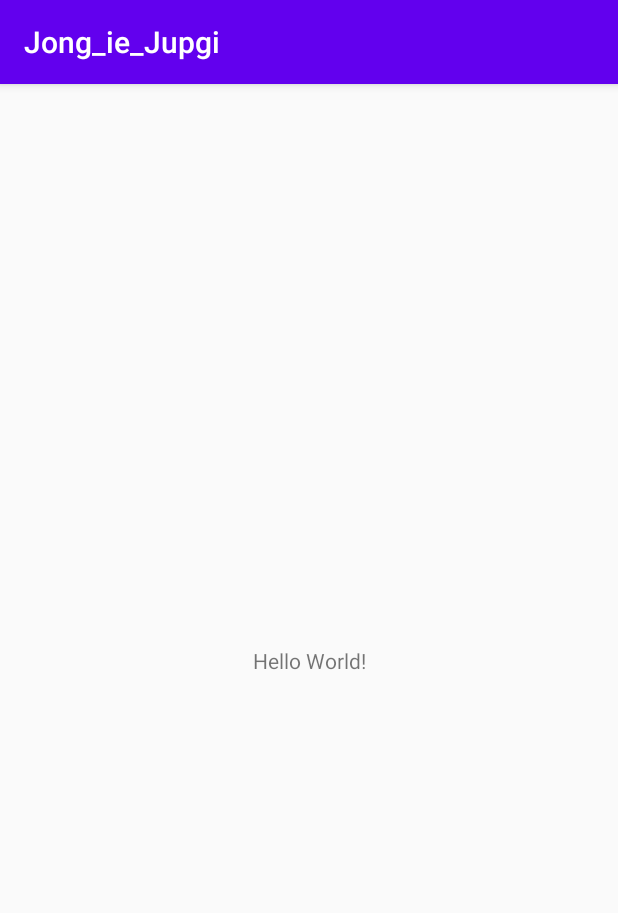
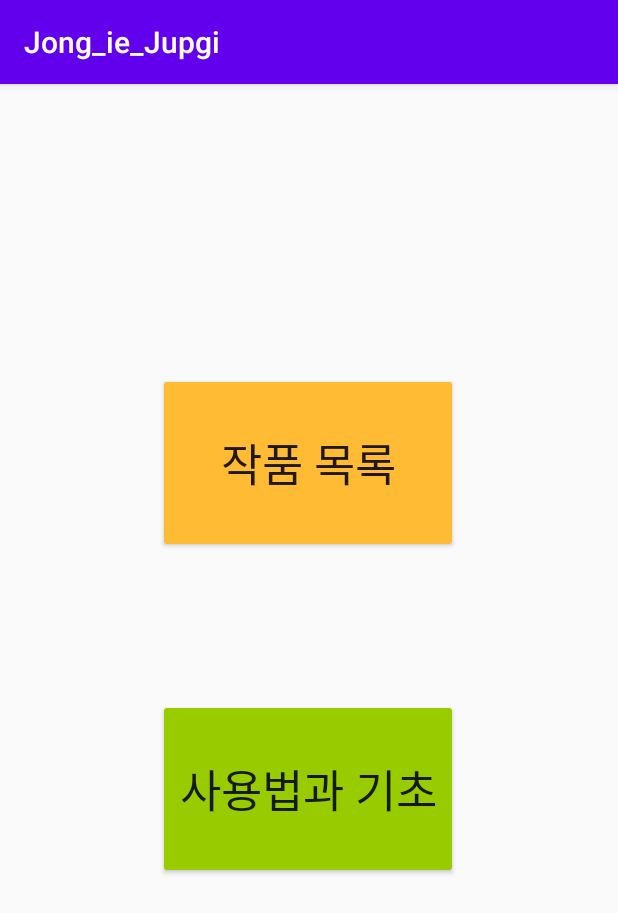
Before and after one commit to PineNut-201927019/Origami, an Android app: the screen it shows after launch (MainActivity), on a phone screen of 412 x 824 dp. Shown: the top 913 px of the screen. Run offline under Robolectric (Android 15) with nearby library versions, the light colour scheme and no system bars.

Commit message:
initial commit

```diff
--- a/app/src/main/AndroidManifest.xml
+++ b/app/src/main/AndroidManifest.xml
@@ -9,6 +9,11 @@
         android:roundIcon="@mipmap/ic_launcher_round"
         android:supportsRtl="true"
         android:theme="@style/AppTheme">
+        <activity android:name=".DiagramSingle_TwoLegBoat_Activity"/>
+        <activity android:name=".DiagramChart_TwoLegBoat_Activity"/>
+        <activity android:name=".Unit_TwoLegBoat_Activity"/>
+        <activity android:name=".Category_TraditionalApplication_Activity"/>
+        <activity android:name=".CatalogActivity"/>
         <activity android:name=".MainActivity">
             <intent-filter>
                 <action android:name="android.intent.action.MAIN" />
--- /dev/null
+++ b/app/src/main/res/layout/activity_category_traditional_application.xml
@@ -0,0 +1,6 @@
+<?xml version="1.0" encoding="utf-8"?>
+<androidx.constraintlayout.widget.ConstraintLayout
+    xmlns:android="http://schemas.android.com/apk/res/android" android:layout_width="match_parent"
+    android:layout_height="match_parent">
+
+</androidx.constraintlayout.widget.ConstraintLayout>
--- /dev/null
+++ b/app/src/main/res/layout/activity_diagramchart_twolegboat.xml
@@ -0,0 +1,6 @@
+<?xml version="1.0" encoding="utf-8"?>
+<androidx.constraintlayout.widget.ConstraintLayout
+    xmlns:android="http://schemas.android.com/apk/res/android" android:layout_width="match_parent"
+    android:layout_height="match_parent">
+
+</androidx.constraintlayout.widget.ConstraintLayout>
--- /dev/null
+++ b/app/src/main/res/layout/activity_diagramsingle_twolegboat.xml
@@ -0,0 +1,6 @@
+<?xml version="1.0" encoding="utf-8"?>
+<androidx.constraintlayout.widget.ConstraintLayout
+    xmlns:android="http://schemas.android.com/apk/res/android" android:layout_width="match_parent"
+    android:layout_height="match_parent">
+
+</androidx.constraintlayout.widget.ConstraintLayout>
--- a/app/src/main/res/layout/activity_main.xml
+++ b/app/src/main/res/layout/activity_main.xml
@@ -6,13 +6,32 @@
     android:layout_height="match_parent"
     tools:context=".MainActivity">
 
-    <TextView
-        android:layout_width="wrap_content"
-        android:layout_height="wrap_content"
-        android:text="Hello World!"
+    <Button
+        android:id="@+id/buttonCatalog"
+        android:layout_width="200dp"
+        android:layout_height="120dp"
+        android:backgroundTint="@android:color/holo_orange_light"
+        android:onClick="GoingCatalog"
+        android:text="작품 목록"
+        android:textSize="30sp"
         app:layout_constraintBottom_toBottomOf="parent"
-        app:layout_constraintLeft_toLeftOf="parent"
-        app:layout_constraintRight_toRightOf="parent"
-        app:layout_constraintTop_toTopOf="parent" />
+        app:layout_constraintEnd_toEndOf="parent"
+        app:layout_constraintHorizontal_bias="0.497"
+        app:layout_constraintStart_toStartOf="parent"
+        app:layout_constraintTop_toTopOf="parent"
+        app:layout_constraintVertical_bias="0.297" />
 
+    <Button
+        android:id="@+id/buttonBasic"
+        android:layout_width="200dp"
+        android:layout_height="120dp"
+        android:backgroundTint="@android:color/holo_green_light"
+        android:text="사용법과 기초"
+        android:textSize="30sp"
+        app:layout_constraintBottom_toBottomOf="parent"
+        app:layout_constraintEnd_toEndOf="parent"
+        app:layout_constraintHorizontal_bias="0.497"
+        app:layout_constraintStart_toStartOf="parent"
+        app:layout_constraintTop_toBottomOf="@+id/buttonCatalog"
+        app:layout_constraintVertical_bias="0.291" />
 </androidx.constraintlayout.widget.ConstraintLayout>
--- /dev/null
+++ b/app/src/main/res/layout/activity_unit_twolegboat.xml
@@ -0,0 +1,6 @@
+<?xml version="1.0" encoding="utf-8"?>
+<androidx.constraintlayout.widget.ConstraintLayout
+    xmlns:android="http://schemas.android.com/apk/res/android" android:layout_width="match_parent"
+    android:layout_height="match_parent">
+
+</androidx.constraintlayout.widget.ConstraintLayout>
```
Also changed, not shown: app/src/main/java/com/pinenut/jong_ie_jupgi/CatalogActivity.java (added, +22 -0 lines), app/src/main/java/com/pinenut/jong_ie_jupgi/Category_TraditionalApplication_Activity.java (added, +14 -0 lines), app/src/main/java/com/pinenut/jong_ie_jupgi/DiagramChart_TwoLegBoat_Activity.java (added, +14 -0 lines), app/src/main/java/com/pinenut/jong_ie_jupgi/DiagramSingle_TwoLegBoat_Activity.java (added, +14 -0 lines), app/src/main/java/com/pinenut/jong_ie_jupgi/MainActivity.java (+13 -2 lines), app/src/main/java/com/pinenut/jong_ie_jupgi/Unit_TwoLegBoat_Activity.java (added, +14 -0 lines), app/src/main/res/layout/activity_catalog.xml (added, +66 -0 lines).
